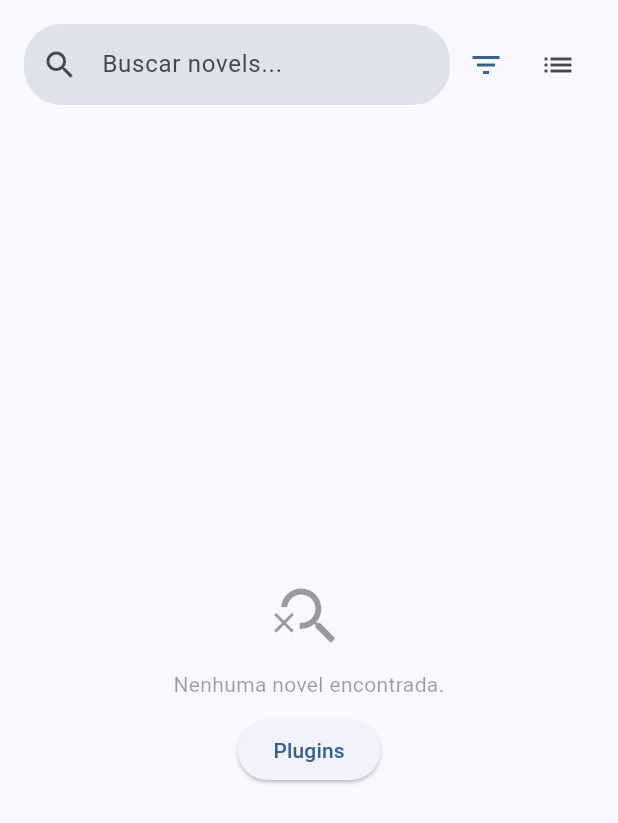
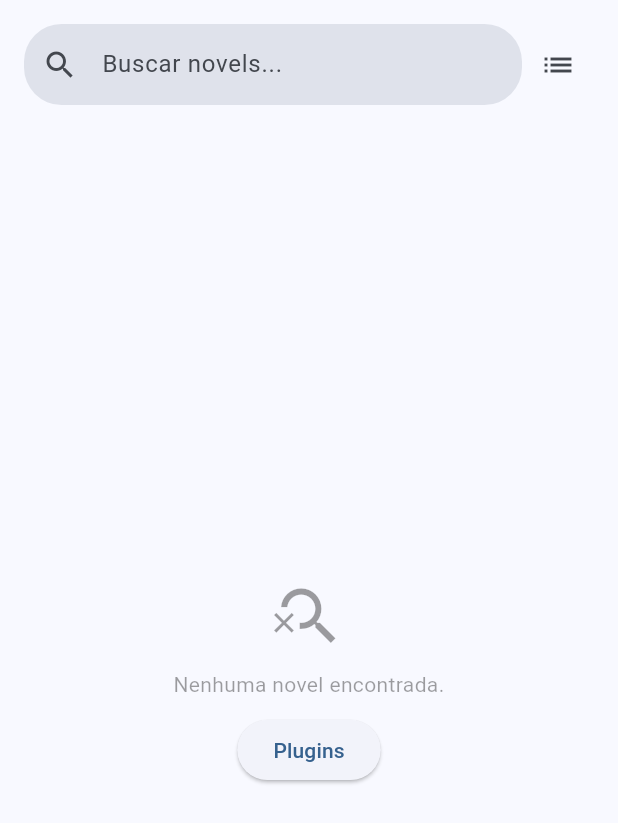
Before and after one commit to Luiz-eduardp/akashic_records, a Flutter app: the LibraryScreen screen opened directly, on a phone screen of 412 x 824 dp. Shown: the top 823 px of the screen. Run offline on Flutter 3.47's test engine with Material 3 defaults, Android fonts, the phone set to English and light mode, and no system bars; our stand-ins replace cached_network_image, cookie_jar, flutter_colorpicker, flutter_markdown, package_info_plus, shared_preferences and 2 more; accounts and stored records are empty; network calls fail.

Commit message:
refactor(search_bar): remove unused onFilterPressed
- Simplified SearchBarWidget.
- Removed unused onFilterPressed prop.
- Improved widget flexibility.
- Uses extraActions for extensibility.
- Reduced code complexity.

```diff
--- a/lib/screens/library/search_bar_widget.dart
+++ b/lib/screens/library/search_bar_widget.dart
@@ -117,11 +117,7 @@ class _SearchBarWidgetState extends State<SearchBarWidget> {
               },
             ),
           ),
-          if (widget.onFilterPressed != null)
-            IconButton(
-              onPressed: widget.onFilterPressed,
-              icon: Icon(Icons.filter_list, color: theme.colorScheme.primary),
-            ),
+
           if (widget.extraActions != null) ...widget.extraActions!,
         ],
       ),
```
